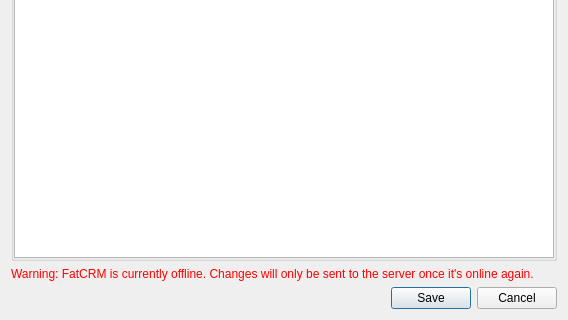
The window that client/src/dialogs/detailsdialog.ui (KDAB/FatCRM) describes before a commit, drawn with Qt 5; both pictures show x 0 to 568 and y 233 to 553 of the 568 by 553 pixel window.
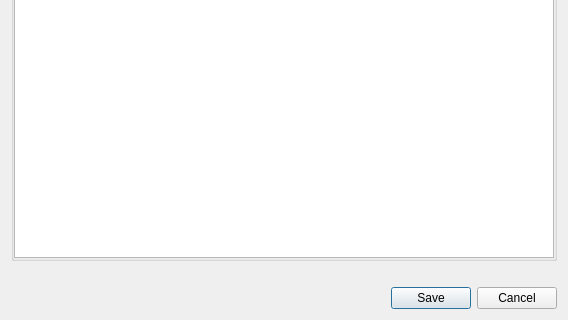
The same window after the commit.

Commit message:
FATCRM-75 again, do update if no local changes, allow saving otherwise.
Thanks to Dan Vratil for the help on avoiding "NO Only resources can modify remote revisions"
from ItemModifyJob: the app should not fetch remote ID and revision in the first place.

The edit to the form file:
```diff
--- a/client/src/dialogs/detailsdialog.ui
+++ b/client/src/dialogs/detailsdialog.ui
@@ -160,7 +160,7 @@
       </palette>
      </property>
      <property name="text">
-      <string>Warning: FatCRM is currently offline. Changes will only be sent to the server once it's online again.</string>
+      <string></string>
      </property>
     </widget>
    </item>
```
The commit also changes 3 other files.
